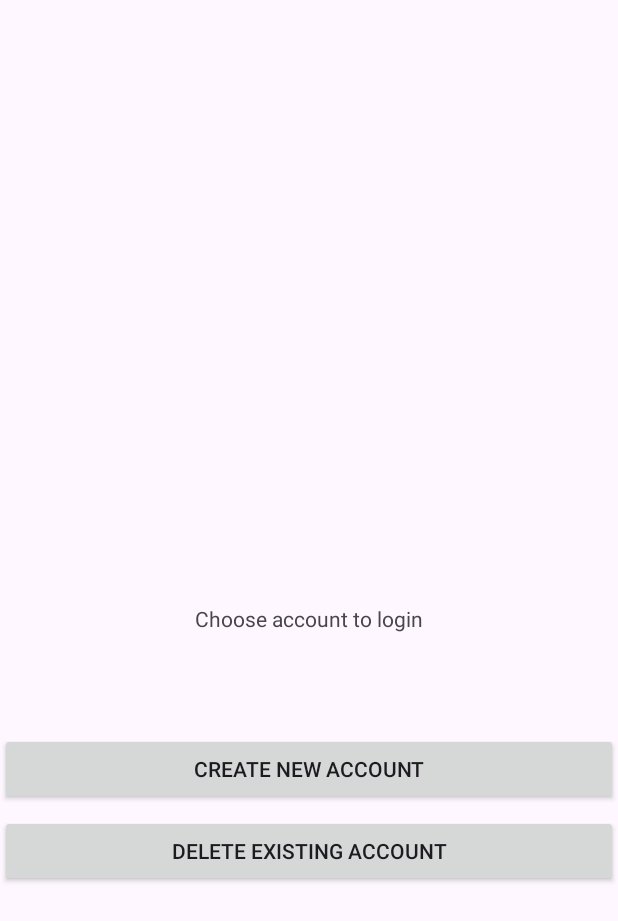
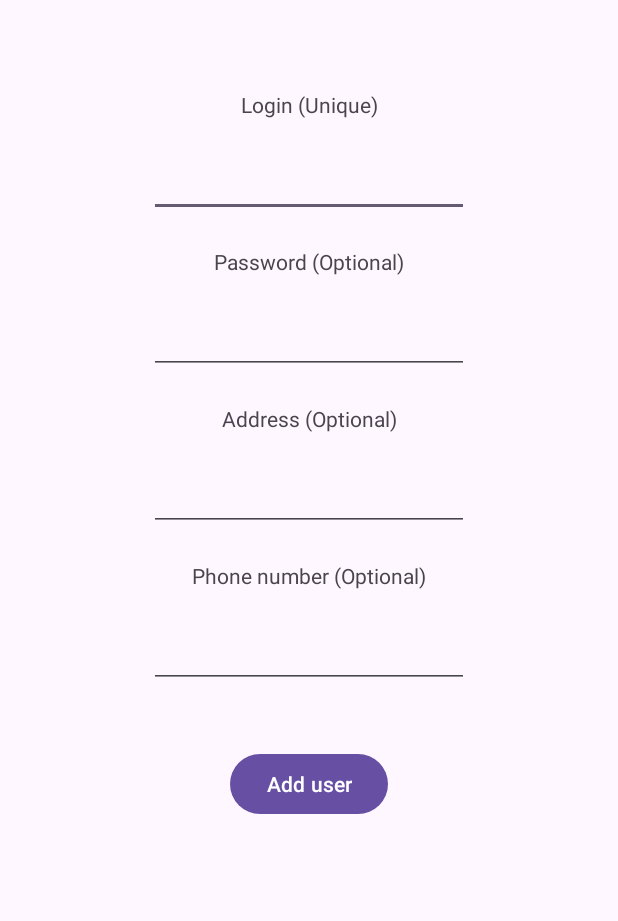
Before and after one commit to MoD3223/Pilot-Logbook-Mobile, an Android app: the LoginDB screen opened directly, with no data from a screen before it, after a tap on "CREATE NEW ACCOUNT", on a phone screen of 412 x 824 dp. Shown: the top 921 px of the screen. Run offline under Robolectric (Android 15) with nearby library versions, the phone set to English and light mode, and no system bars; 3 statements that could not run were skipped.

Commit message:
04.09.2023 Update
Finished adding delete function
Fixed duplicate classes in build.gradle.kts
Added new user function

```diff
--- a/app/build.gradle.kts
+++ b/app/build.gradle.kts
@@ -39,9 +39,6 @@ dependencies {
     implementation("androidx.appcompat:appcompat:1.6.1")
     implementation("com.google.android.material:material:1.9.0")
     implementation("androidx.constraintlayout:constraintlayout:2.1.4")
-    implementation("androidx.annotation:annotation:1.6.0")
-    implementation("androidx.lifecycle:lifecycle-livedata-ktx:2.6.1")
-    implementation("androidx.lifecycle:lifecycle-viewmodel-ktx:2.6.1")
     testImplementation("junit:junit:4.13.2")
     androidTestImplementation("androidx.test.ext:junit:1.1.5")
     androidTestImplementation("androidx.test.espresso:espresso-core:3.5.1")
--- /dev/null
+++ b/app/src/main/java/com/mod3223/pilotlogbook/CreateNewUser.java
@@ -0,0 +1,53 @@
+package com.mod3223.pilotlogbook;
+
+import androidx.appcompat.app.AppCompatActivity;
+
+import android.content.Intent;
+import android.database.SQLException;
+import android.os.Bundle;
+import android.view.View;
+import android.widget.Button;
+import android.widget.EditText;
+
+public class CreateNewUser extends AppCompatActivity {
+
+    EditText LoginText;
+    EditText PassText;
+    EditText AddressText;
+    EditText PhoneText;
+    Button button;
+
+    @Override
+    protected void onCreate(Bundle savedInstanceState) {
+        super.onCreate(savedInstanceState);
+        setContentView(R.layout.activity_create_new_user);
+
+        LoginText = (EditText) findViewById(R.id.newUserLogin);
+
+        PassText = (EditText) findViewById(R.id.newUserPassword);
+
+        AddressText = (EditText) findViewById(R.id.newUserAddress);
+
+        PhoneText = (EditText) findViewById(R.id.newUserPhone);
+
+        button = (Button) findViewById(R.id.newUserAddUserButton);
+        button.setOnClickListener(new View.OnClickListener() {
+            @Override
+            public void onClick(View view) {
+                String Login = LoginText.getText().toString();
+                String Password = PassText.getText().toString();
+                String Address = AddressText.getText().toString();
+                String Phone = PhoneText.getText().toString();
+               try {
+                   MainActivity.db.execSQL("INSERT INTO Pilots VALUES (?,?,?,?);", new String[]{Login,Password,Address,Phone});
+                   MainActivity.db.close();
+               }
+               catch (SQLException ex){
+                   ex.printStackTrace();
+               }
+                Intent intent = new Intent(CreateNewUser.this, MainActivity.class);
+               startActivity(intent);
+            }
+        });
+    }
+}
--- a/app/src/main/java/com/mod3223/pilotlogbook/MainActivity.java
+++ b/app/src/main/java/com/mod3223/pilotlogbook/MainActivity.java
@@ -63,8 +63,7 @@ public class MainActivity extends AppCompatActivity {
                 dialogInterface.dismiss();
             }
         });
-        AlertDialog dialog = builder.create();
-        dialog.show();
+        builder.create().show();
         if (SaveDBChoice.isChecked()){
             prefsEditor.putString("DBChoice","ExternalDB");
             prefsEditor.apply();
--- /dev/null
+++ b/app/src/main/res/layout/activity_create_new_user.xml
@@ -0,0 +1,102 @@
+<?xml version="1.0" encoding="utf-8"?>
+<androidx.constraintlayout.widget.ConstraintLayout xmlns:android="http://schemas.android.com/apk/res/android"
+    xmlns:app="http://schemas.android.com/apk/res-auto"
+    xmlns:tools="http://schemas.android.com/tools"
+    android:layout_width="match_parent"
+    android:layout_height="match_parent"
+    tools:context=".CreateNewUser">
+
+    <TextView
+        android:id="@+id/textView6"
+        android:layout_width="wrap_content"
+        android:layout_height="wrap_content"
+        android:layout_marginTop="60dp"
+        android:text="Login (Unique)"
+        app:layout_constraintEnd_toEndOf="parent"
+        app:layout_constraintStart_toStartOf="parent"
+        app:layout_constraintTop_toTopOf="parent" />
+
+    <TextView
+        android:id="@+id/textView7"
+        android:layout_width="wrap_content"
+        android:layout_height="wrap_content"
+        android:layout_marginTop="20dp"
+        android:text="Password (Optional)"
+        app:layout_constraintEnd_toEndOf="parent"
+        app:layout_constraintStart_toStartOf="parent"
+        app:layout_constraintTop_toBottomOf="@+id/newUserLogin" />
+
+    <TextView
+        android:id="@+id/textView8"
+        android:layout_width="wrap_content"
+        android:layout_height="wrap_content"
+        android:layout_marginTop="20dp"
+        android:text="Address (Optional)"
+        app:layout_constraintEnd_toEndOf="parent"
+        app:layout_constraintStart_toStartOf="parent"
+        app:layout_constraintTop_toBottomOf="@+id/newUserPassword" />
+
+    <TextView
+        android:id="@+id/textView9"
+        android:layout_width="wrap_content"
+        android:layout_height="wrap_content"
+        android:layout_marginTop="20dp"
+        android:text="Phone number (Optional)"
+        app:layout_constraintEnd_toEndOf="parent"
+        app:layout_constraintStart_toStartOf="parent"
+        app:layout_constraintTop_toBottomOf="@+id/newUserAddress" />
+
+    <EditText
+        android:id="@+id/newUserLogin"
+        android:layout_width="wrap_content"
+        android:layout_height="wrap_content"
+        android:layout_marginTop="20dp"
+        android:ems="10"
+        android:inputType="text"
+        app:layout_constraintEnd_toEndOf="parent"
+        app:layout_constraintStart_toStartOf="parent"
+        app:layout_constraintTop_toBottomOf="@+id/textView6" />
+
+    <EditText
+        android:id="@+id/newUserPassword"
+        android:layout_width="wrap_content"
+        android:layout_height="wrap_content"
+        android:layout_marginTop="20dp"
+        android:ems="10"
+        android:inputType="textPassword"
+        app:layout_constraintEnd_toEndOf="parent"
+        app:layout_constraintStart_toStartOf="parent"
+        app:layout_constraintTop_toBottomOf="@+id/textView7" />
+
+    <EditText
+        android:id="@+id/newUserAddress"
+        android:layout_width="wrap_content"
+        android:layout_height="wrap_content"
+        android:layout_marginTop="20dp"
+        android:ems="10"
+        android:inputType="text"
+        app:layout_constraintEnd_toEndOf="parent"
+        app:layout_constraintStart_toStartOf="parent"
+        app:layout_constraintTop_toBottomOf="@+id/textView8" />
+
+    <EditText
+        android:id="@+id/newUserPhone"
+        android:layout_width="wrap_content"
+        android:layout_height="wrap_content"
+        android:layout_marginTop="20dp"
+        android:ems="10"
+        android:inputType="phone"
+        app:layout_constraintEnd_toEndOf="parent"
+        app:layout_constraintStart_toStartOf="parent"
+        app:layout_constraintTop_toBottomOf="@+id/textView9" />
+
+    <Button
+        android:id="@+id/newUserAddUserButton"
+        android:layout_width="wrap_content"
+        android:layout_height="wrap_content"
+        android:layout_marginTop="40dp"
+        android:text="Add user"
+        app:layout_constraintEnd_toEndOf="parent"
+        app:layout_constraintStart_toStartOf="parent"
+        app:layout_constraintTop_toBottomOf="@+id/newUserPhone" />
+</androidx.constraintlayout.widget.ConstraintLayout>
```
Also changed, not shown: app/src/main/AndroidManifest.xml (+6 -3 lines), app/src/main/java/com/mod3223/pilotlogbook/LoginDB.java (+47 -5 lines), app/src/main/res/layout/activity_login_db.xml (+15 -2 lines).
